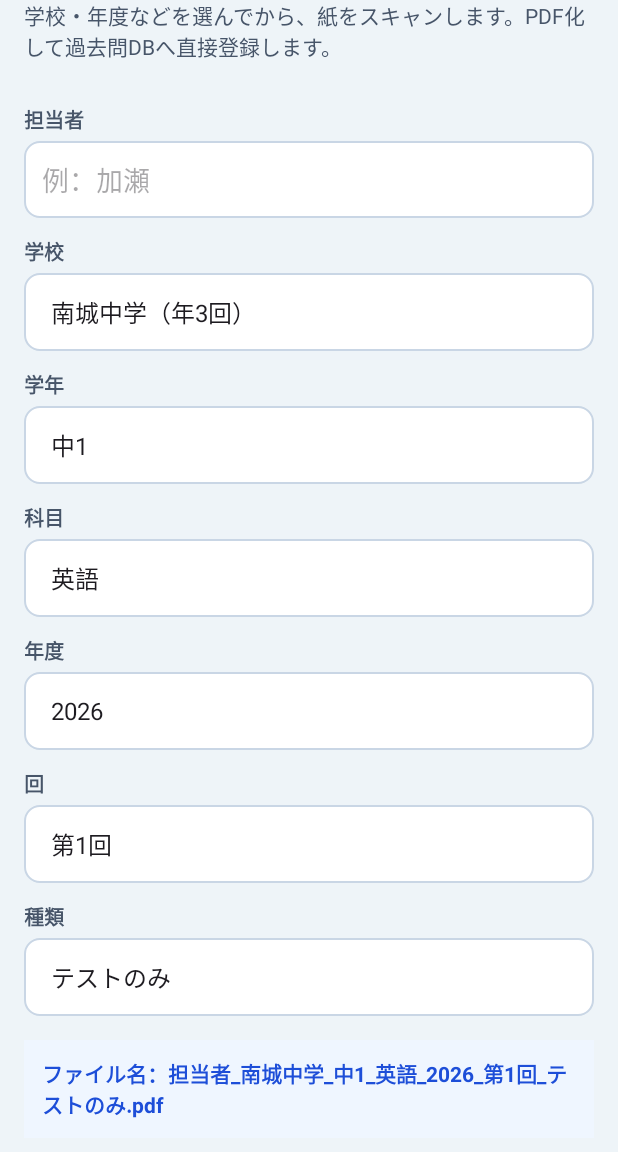
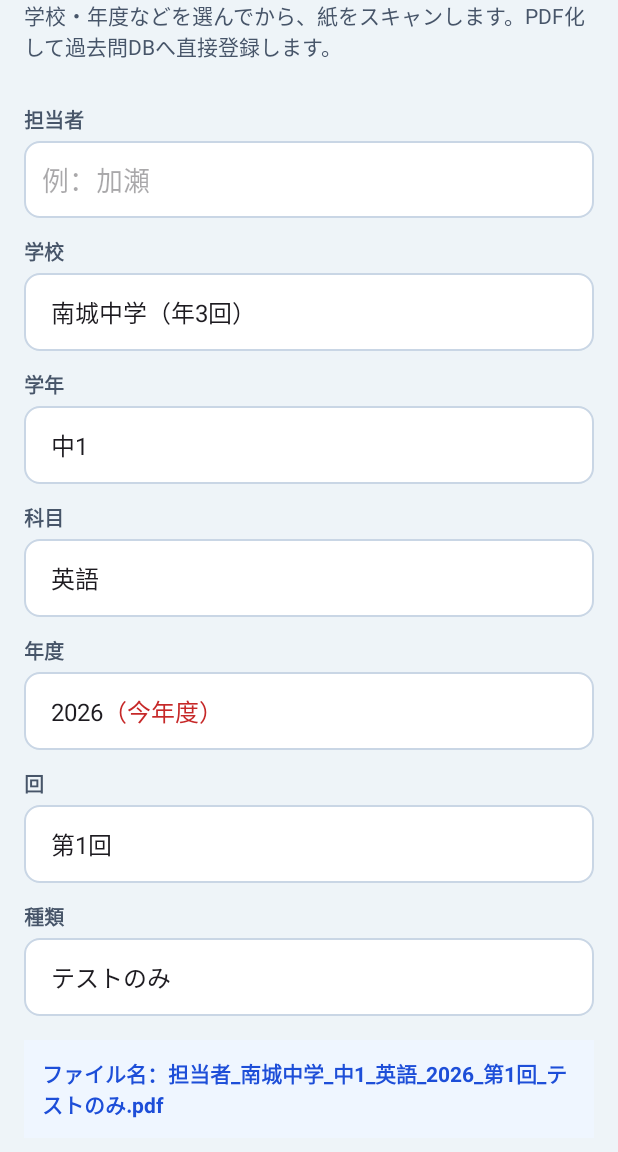
Before and after one commit to stepkobetsu-hub/seiseki-kanri, an Android app: the screen it shows after launch (MainActivity), on a phone screen of 412 x 824 dp, the part 84-1236 px from its top. Run offline under Robolectric (Android 15) with nearby library versions, the phone set to English and light mode, and no system bars; libraries missing offline, so code that uses them is left out: com.google.mlkit.vision.

Commit message:
Show relative academic year labels in scanner year selection

```diff
--- a/android-past-exam-scanner/app/src/main/java/jp/stepkobetsu/pastexamscanner/MainActivity.kt
+++ b/android-past-exam-scanner/app/src/main/java/jp/stepkobetsu/pastexamscanner/MainActivity.kt
@@ -3,6 +3,9 @@ package jp.stepkobetsu.pastexamscanner
 import android.content.ActivityNotFoundException
 import android.content.Intent
 import android.widget.TextView
+import android.text.SpannableString
+import android.text.Spanned
+import android.text.style.ForegroundColorSpan
 import android.widget.Toast
 import androidx.appcompat.app.AlertDialog
 import android.app.Activity
@@ -110,7 +113,7 @@ class MainActivity : AppCompatActivity() {
         setSpinner(binding.subject, listOf("英語", "数学", "国語", "理科", "社会"))
 
         val current = currentNendo()
-        setSpinner(binding.year, (current downTo 2000).map(Int::toString))
+        setYearSpinner(current)
 
         setSpinner(
             binding.kind,
@@ -303,7 +306,7 @@ class MainActivity : AppCompatActivity() {
 
     private fun captureContext(): ExamContext = ExamContext(
         school = selectedSchool() ?: error("学校を選択してください"),
-        year = binding.year.selectedItem.toString(),
+        year = selectedYear(),
         grade = binding.grade.selectedItem.toString(),
         subject = binding.subject.selectedItem.toString(),
         exam = binding.exam.selectedItem.toString(),
@@ -350,7 +353,7 @@ class MainActivity : AppCompatActivity() {
         if (binding.exam.adapter == null || binding.exam.count == 0) return
         val c = ExamContext(
             school,
-            binding.year.selectedItem?.toString() ?: "",
+            selectedYear(),
             binding.grade.selectedItem?.toString() ?: "",
             binding.subject.selectedItem?.toString() ?: "",
             binding.exam.selectedItem?.toString() ?: "",
@@ -454,6 +457,39 @@ class MainActivity : AppCompatActivity() {
         spinner.adapter = adapter
     }
 
+    private fun selectedYear(): String = binding.year.selectedItem?.toString()?.take(4).orEmpty()
+
+    private fun setYearSpinner(current: Int) {
+        val options = (current downTo 2000).map { year ->
+            val relative = when (year) {
+                current -> "今年度"
+                current - 1 -> "昨年度"
+                current - 2 -> "おととし"
+                else -> null
+            }
+            if (relative == null) year.toString() else "${year}（${relative}）"
+        }
+        val adapter = object : ArrayAdapter<String>(this, android.R.layout.simple_spinner_item, options) {
+            private fun format(view: View): View {
+                val labelView = view as? TextView ?: return view
+                val text = labelView.text.toString()
+                val marker = text.indexOf('（')
+                if (marker >= 0) {
+                    val styled = SpannableString(text)
+                    styled.setSpan(ForegroundColorSpan(0xFFC62828.toInt()), marker, text.length, Spanned.SPAN_EXCLUSIVE_EXCLUSIVE)
+                    labelView.text = styled
+                }
+                return view
+            }
+            override fun getView(position: Int, convertView: View?, parent: android.view.ViewGroup): View =
+                format(super.getView(position, convertView, parent))
+            override fun getDropDownView(position: Int, convertView: View?, parent: android.view.ViewGroup): View =
+                format(super.getDropDownView(position, convertView, parent))
+        }
+        adapter.setDropDownViewResource(android.R.layout.simple_spinner_dropdown_item)
+        binding.year.adapter = adapter
+    }
+
     private fun currentNendo(): Int {
         val now = LocalDate.now()
         return if (now.monthValue <= 3) now.year - 1 else now.year
```
